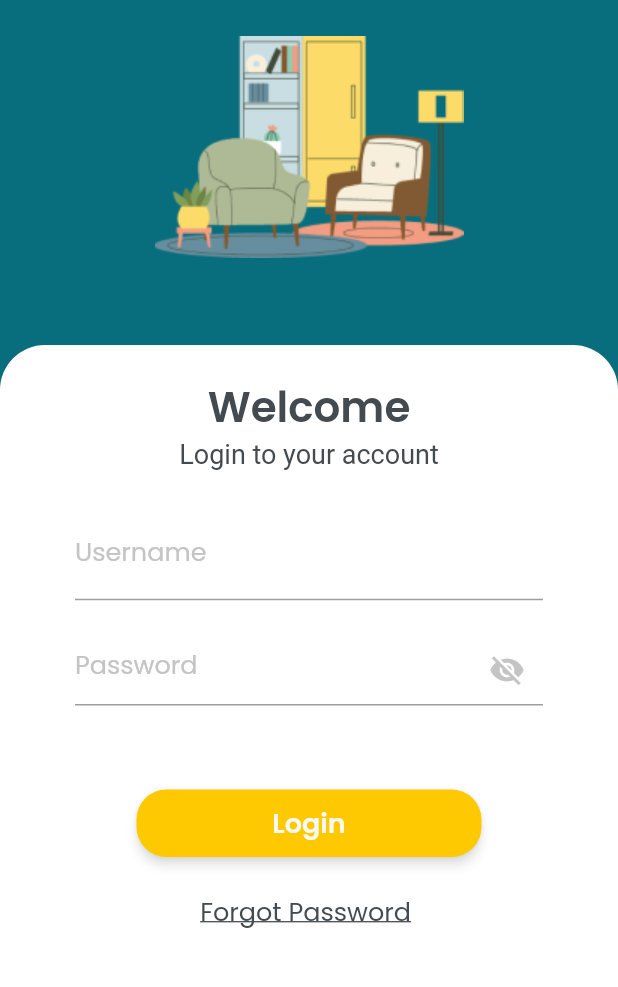
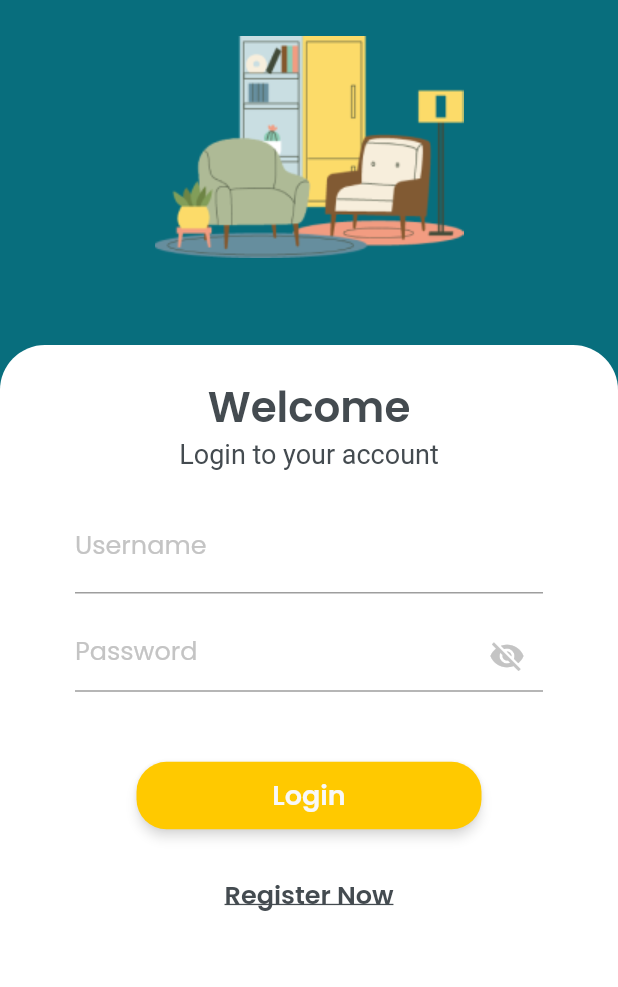
Before and after one commit to rakhaantareza/flutter-furniture-app, a Flutter app: the screen it shows after launch, after a tap on "Login", on a phone screen of 412 x 824 dp, the part 111-1098 px from its top. Run offline on Flutter 3.47's test engine with Material 2 defaults, Android fonts, the phone set to English and light mode, and no system bars; our stand-ins replace flutter_svg, sqflite; accounts and stored records are empty.

Commit message:
first commit

```diff
--- a/lib/screens/login/components/body.dart
+++ b/lib/screens/login/components/body.dart
@@ -3,6 +3,7 @@ import 'package:flutter_svg/flutter_svg.dart';
 import 'package:uts_furnity/constants.dart';
 import 'package:uts_furnity/screens/home/home_screen.dart';
 import 'package:uts_furnity/screens/started/started_screen.dart';
+import 'package:uts_furnity/screens/register/register_screen.dart';
 
 class Body extends StatelessWidget {
   @override
@@ -98,15 +99,24 @@ class Body extends StatelessWidget {
                 ),
               ),
             ),
-            const Text.rich(
-              TextSpan(
-                text: 'Forgot Password ',
-                style: TextStyle(
-                  fontWeight: FontWeight.normal,
-                  fontSize: 17,
-                  fontFamily: 'Poppins',
-                  decoration: TextDecoration.underline
-                ),
+            TextButton(
+              onPressed: () {
+                Navigator.push(
+                  context,
+                  MaterialPageRoute(builder: (context) => RegisterScreen()),
+                );
+              },
+              child: const Text.rich(
+                  TextSpan(
+                      text: 'Register Now',
+                      style: TextStyle(
+                        fontFamily: 'Poppins',
+                          fontWeight: FontWeight.w600,
+                          fontSize: 17,
+                          decoration: TextDecoration.underline,
+                          color: kTextColor
+                      ),
+                  )
               ),
             ),
           ],
--- a/lib/screens/started/components/body.dart
+++ b/lib/screens/started/components/body.dart
@@ -121,7 +121,6 @@ class Body extends StatelessWidget {
                     ]
                   )
               ),
-
             ),
           ],
         ),
```
Also changed, not shown: lib/screens/register/components/form_users.dart (+3 -4 lines).
